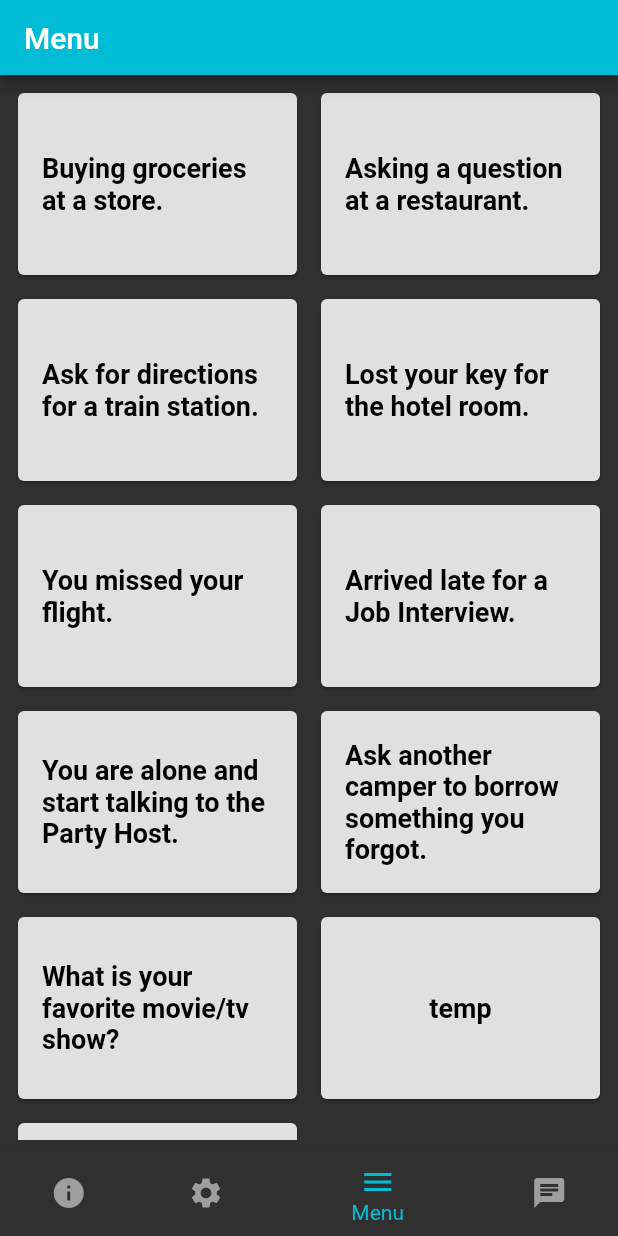
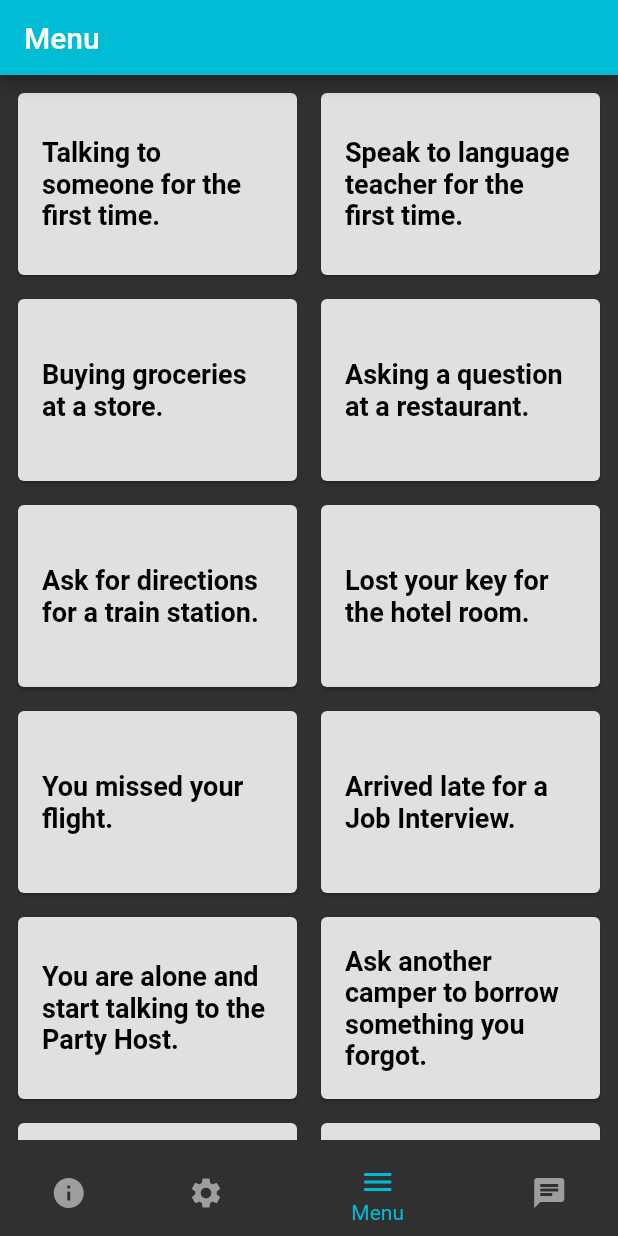
Before and after one commit to JiosHub/KaiwaAI, a Flutter app: the BottomMenuRibbon screen opened directly, on a phone screen of 412 x 824 dp. Run offline on Flutter 3.47's test engine with Material 2 defaults, Android fonts, the phone set to English and light mode, and no system bars; our stand-ins replace firebase_auth, firebase_core, flutter_keyboard_visibility, flutter_signin_button, google_sign_in, shared_preferences; missing offline and left inert: flutter_inapp_purchase; accounts and stored records are empty; network calls fail; Roboto replaces fonts that are missing (Poppins).

Commit message:
buttons layed out properly

```diff
--- a/lib/constants/topics.txt
+++ b/lib/constants/topics.txt
@@ -1,5 +1,9 @@
+Talking to someone for the first time.
+You (assistant) are a stranger meeting me (the user) for the first time. The user who is not very proficent it the relevant langauge will respond.
+Speak to language teacher for the first time.
+You (assistant) should act like a langauge teacher meeting me (the user) one-on-one for the first time. The user will respond as the pupil.
 Buying groceries at a store.
-YOU (assistant) should act like a shop clerk. The user will respond as the customer.
+You (assistant) should act like a shop clerk. The user will respond as the customer.
 Asking a question at a restaurant.
 You (assistant) are a Waiter in a restaurant, The user will respond as the customer.
 Ask for directions for a train station.
@@ -18,5 +22,3 @@ What is your favorite movie/tv show?
 You (assistant) will ask the user about their favorite movie/tv show, I (the user) will respond.
 temp
 temp
-temp
-temp
--- a/lib/pages/profile.dart
+++ b/lib/pages/profile.dart
@@ -28,12 +28,17 @@ class _ProfilePageState extends State<ProfilePage> {
   @override
   void initState() {
     super.initState();
+    print("yo");
     _initInAppPurchase();
+    print("yo1");
     _fetchProducts();
+    print("yo2");
     selectedLanguage = "...";
     personalAPIKey = "";
     _loadLanguagePreference();
+    print("yo3");
     _loadAPIKey();
+    print("yo4");
     apiKeyController = TextEditingController(text: personalAPIKey);
     textEditingController = TextEditingController(text: selectedLanguage);
   }
```
Also changed, not shown: lib/pages/messaging.dart (+22 -5 lines), lib/main.dart (line endings or trailing spaces), 2 other files.
